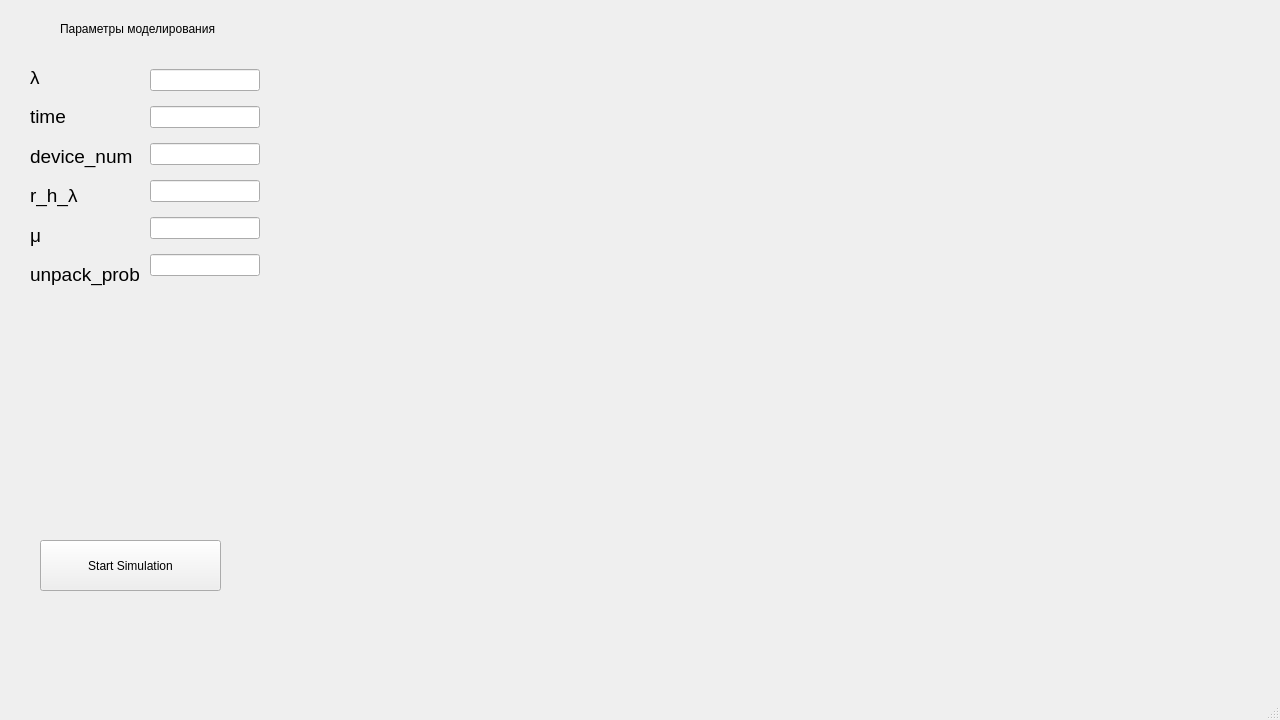
This is mainwindow.ui in Nobahu/Coursework as Qt 5 draws it before an edit. The edited form follows.
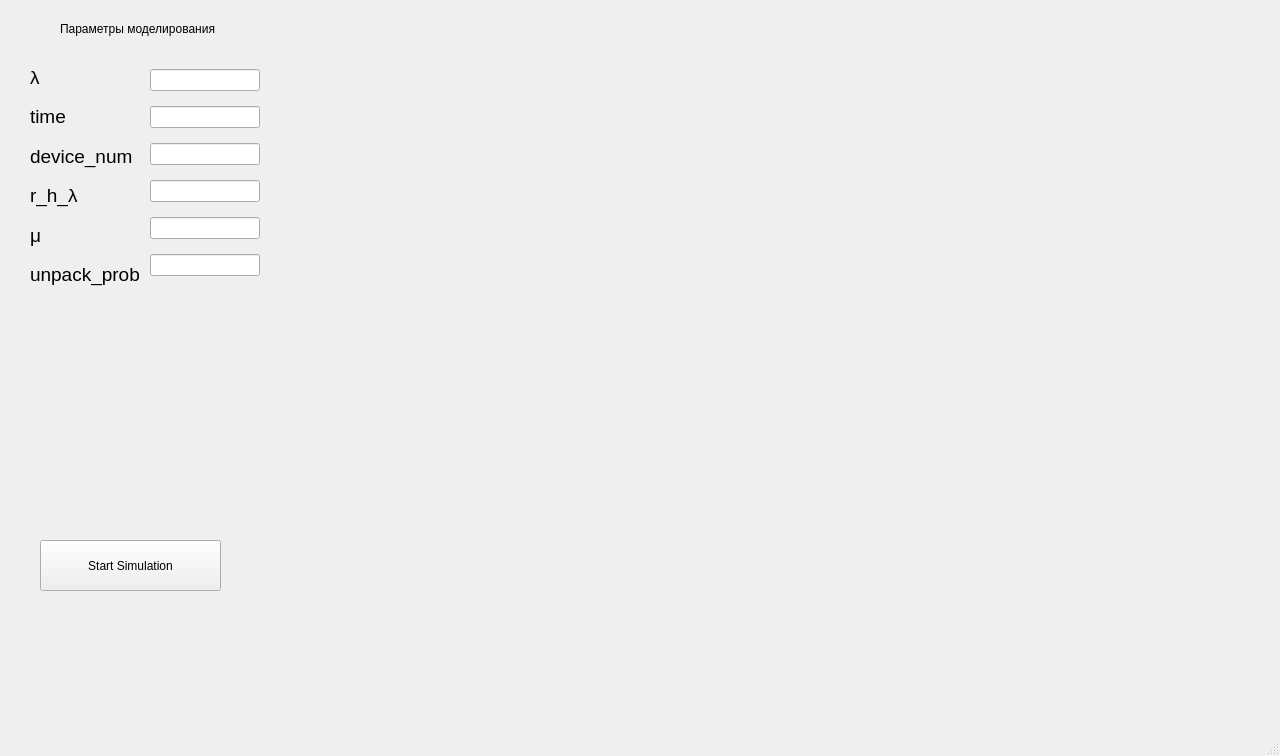
This is the edited form.

```diff
--- a/mainwindow.ui
+++ b/mainwindow.ui
@@ -7,7 +7,7 @@
     <x>0</x>
     <y>0</y>
     <width>1280</width>
-    <height>720</height>
+    <height>756</height>
    </rect>
   </property>
   <property name="windowTitle">
@@ -20,7 +20,7 @@
       <x>720</x>
       <y>10</y>
       <width>551</width>
-      <height>661</height>
+      <height>681</height>
      </rect>
     </property>
     <property name="currentIndex">
```
Left out of the diff: 16 changed lines with no effect on the pictures.
